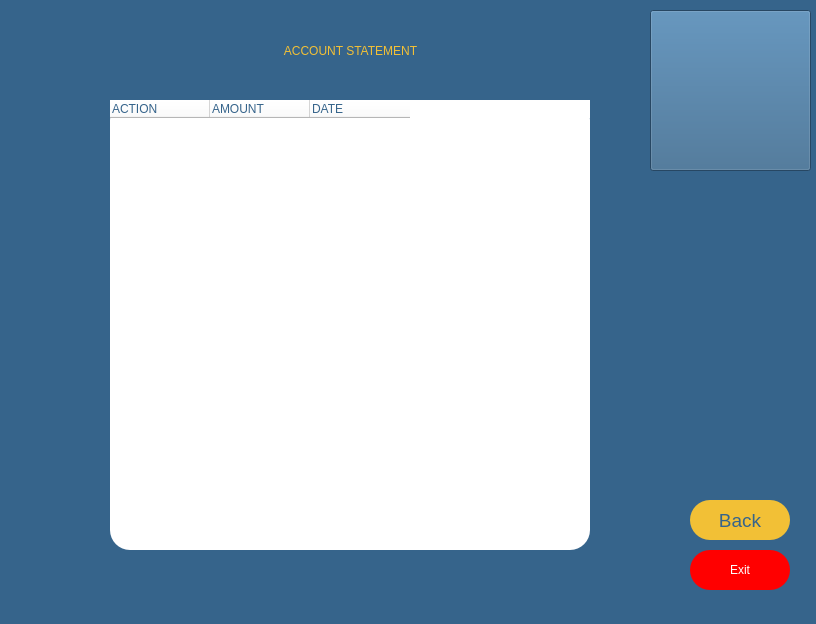
Qt form accountstatementpage.ui (melihorhanyilmaz/Project) before a commit.
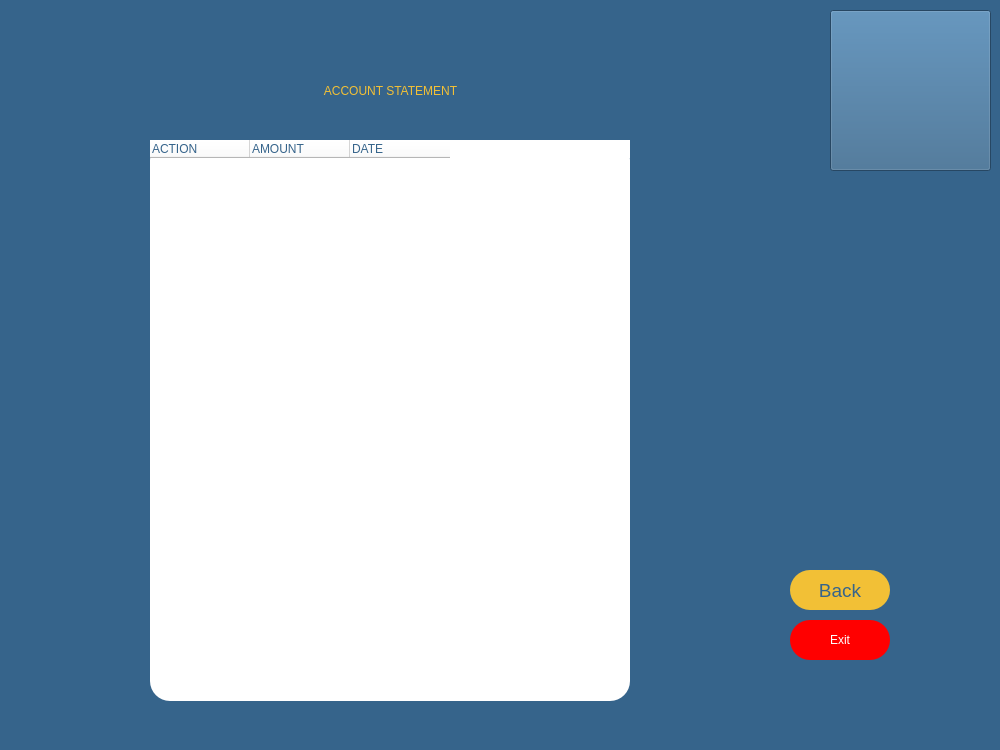
The same form after that commit. Icons and pictures are not drawn.

```diff
--- a/accountstatementpage.ui
+++ b/accountstatementpage.ui
@@ -6,8 +6,8 @@
    <rect>
     <x>0</x>
     <y>0</y>
-    <width>816</width>
-    <height>624</height>
+    <width>1000</width>
+    <height>750</height>
    </rect>
   </property>
   <property name="windowTitle">
@@ -19,10 +19,10 @@
   <widget class="QTableWidget" name="tableWidget">
    <property name="geometry">
     <rect>
-     <x>110</x>
-     <y>100</y>
+     <x>150</x>
+     <y>140</y>
      <width>480</width>
-     <height>450</height>
+     <height>561</height>
     </rect>
    </property>
    <property name="layoutDirection">
@@ -89,8 +89,8 @@
   <widget class="QLabel" name="la_baslik">
    <property name="geometry">
     <rect>
-     <x>110</x>
-     <y>10</y>
+     <x>150</x>
+     <y>50</y>
      <width>481</width>
      <height>81</height>
     </rect>
@@ -109,8 +109,8 @@
   <widget class="QPushButton" name="B_exit">
    <property name="geometry">
     <rect>
-     <x>690</x>
-     <y>550</y>
+     <x>790</x>
+     <y>620</y>
      <width>100</width>
      <height>40</height>
     </rect>
@@ -132,8 +132,8 @@
   <widget class="QPushButton" name="B_back">
    <property name="geometry">
     <rect>
-     <x>690</x>
-     <y>500</y>
+     <x>790</x>
+     <y>570</y>
      <width>100</width>
      <height>40</height>
     </rect>
@@ -155,7 +155,7 @@
   <widget class="QPushButton" name="pushButton">
    <property name="geometry">
     <rect>
-     <x>650</x>
+     <x>830</x>
      <y>10</y>
      <width>161</width>
      <height>161</height>
```
